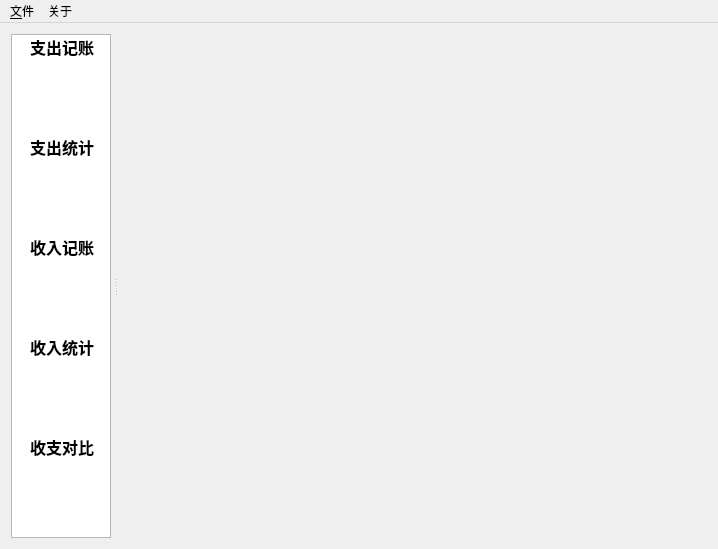
Above: MainWindow.ui from congchenutd/congchenmoney before the change. Below: the same form after it.
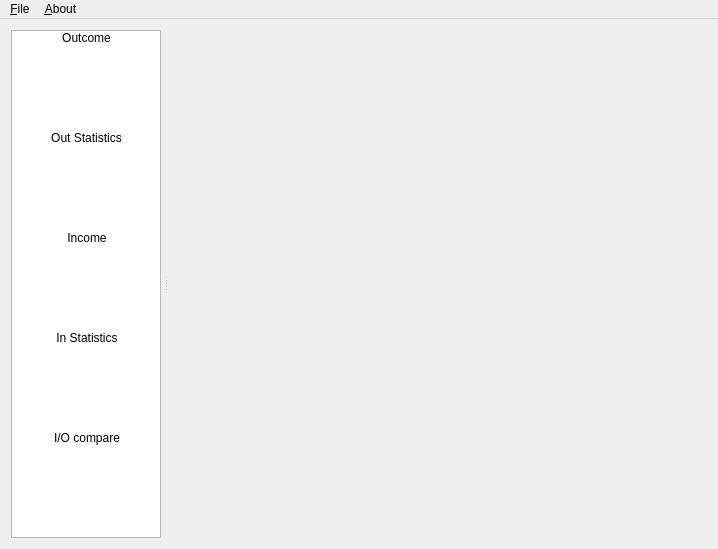
That is the form after the change. Icons and pictures are not drawn.

What changed in the file:
```diff
--- a/MainWindow.ui
+++ b/MainWindow.ui
@@ -48,18 +48,10 @@
        </property>
        <property name="maximumSize">
         <size>
-         <width>100</width>
+         <width>150</width>
          <height>16777215</height>
         </size>
        </property>
-       <property name="font">
-        <font>
-         <family>华文黑体</family>
-         <pointsize>12</pointsize>
-         <weight>75</weight>
-         <bold>true</bold>
-        </font>
-       </property>
        <property name="verticalScrollBarPolicy">
         <enum>Qt::ScrollBarAlwaysOff</enum>
        </property>
@@ -77,7 +69,7 @@
        </property>
        <property name="gridSize">
         <size>
-         <width>100</width>
+         <width>150</width>
          <height>100</height>
         </size>
        </property>
@@ -86,7 +78,7 @@
        </property>
        <item>
         <property name="text">
-         <string>支出记账</string>
+         <string>Outcome</string>
         </property>
         <property name="icon">
          <iconset resource="Money.qrc">
@@ -95,7 +87,7 @@
        </item>
        <item>
         <property name="text">
-         <string>支出统计</string>
+         <string>Out Statistics</string>
         </property>
         <property name="icon">
          <iconset resource="Money.qrc">
@@ -104,7 +96,7 @@
        </item>
        <item>
         <property name="text">
-         <string>收入记账</string>
+         <string>Income</string>
         </property>
         <property name="icon">
          <iconset resource="Money.qrc">
@@ -113,7 +105,7 @@
        </item>
        <item>
         <property name="text">
-         <string>收入统计</string>
+         <string>In Statistics</string>
         </property>
         <property name="icon">
          <iconset resource="Money.qrc">
@@ -122,7 +114,7 @@
        </item>
        <item>
         <property name="text">
-         <string>收支对比</string>
+         <string>I/O compare</string>
         </property>
         <property name="icon">
          <iconset resource="Money.qrc">
@@ -156,13 +148,13 @@
    </property>
    <widget class="QMenu" name="menu_About">
     <property name="title">
-     <string>关于</string>
+     <string>&amp;About</string>
     </property>
     <addaction name="actionAbout"/>
    </widget>
    <widget class="QMenu" name="menu_File">
     <property name="title">
-     <string>&amp;文件</string>
+     <string>&amp;File</string>
     </property>
     <addaction name="actionDeposits"/>
     <addaction name="actionBackup"/>
```
Left out of the diff: 11 changed lines with no effect on the pictures.
